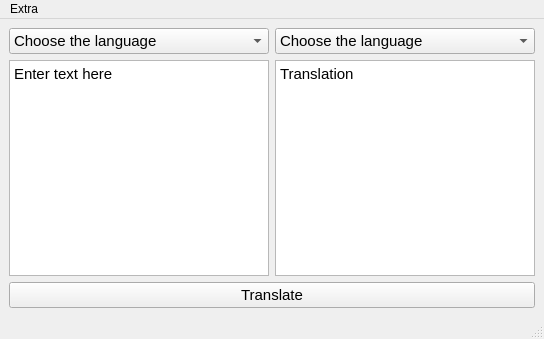
Before: the Qt Designer form src/mainwindow/mainwindow.ui in VladKk/SimpleTranslator, drawn with Qt 5.
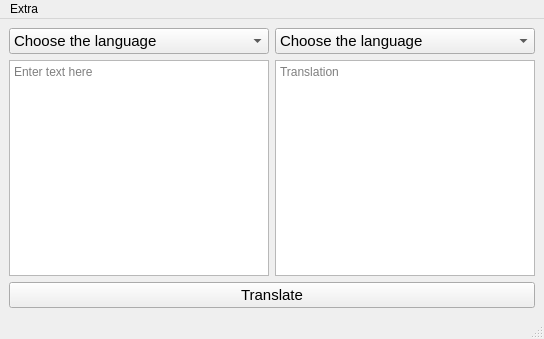
After: the same form once the commit is applied.

Commit message: Fixed translation + commented the code + updated README file

Diff of the .ui file:
```diff
--- a/src/mainwindow/mainwindow.ui
+++ b/src/mainwindow/mainwindow.ui
@@ -73,7 +73,10 @@
 &lt;html&gt;&lt;head&gt;&lt;meta name=&quot;qrichtext&quot; content=&quot;1&quot; /&gt;&lt;style type=&quot;text/css&quot;&gt;
 p, li { white-space: pre-wrap; }
 &lt;/style&gt;&lt;/head&gt;&lt;body style=&quot; font-family:'Ubuntu'; font-size:11pt; font-weight:400; font-style:normal;&quot;&gt;
-&lt;p style=&quot; margin-top:0px; margin-bottom:0px; margin-left:0px; margin-right:0px; -qt-block-indent:0; text-indent:0px;&quot;&gt;Enter text here&lt;/p&gt;&lt;/body&gt;&lt;/html&gt;</string>
+&lt;p style=&quot;-qt-paragraph-type:empty; margin-top:0px; margin-bottom:0px; margin-left:0px; margin-right:0px; -qt-block-indent:0; text-indent:0px;&quot;&gt;&lt;br /&gt;&lt;/p&gt;&lt;/body&gt;&lt;/html&gt;</string>
+            </property>
+            <property name="placeholderText">
+             <string>Enter text here</string>
             </property>
            </widget>
           </item>
@@ -112,7 +115,10 @@
 &lt;html&gt;&lt;head&gt;&lt;meta name=&quot;qrichtext&quot; content=&quot;1&quot; /&gt;&lt;style type=&quot;text/css&quot;&gt;
 p, li { white-space: pre-wrap; }
 &lt;/style&gt;&lt;/head&gt;&lt;body style=&quot; font-family:'Ubuntu'; font-size:11pt; font-weight:400; font-style:normal;&quot;&gt;
-&lt;p style=&quot; margin-top:0px; margin-bottom:0px; margin-left:0px; margin-right:0px; -qt-block-indent:0; text-indent:0px;&quot;&gt;Translation&lt;/p&gt;&lt;/body&gt;&lt;/html&gt;</string>
+&lt;p style=&quot;-qt-paragraph-type:empty; margin-top:0px; margin-bottom:0px; margin-left:0px; margin-right:0px; -qt-block-indent:0; text-indent:0px;&quot;&gt;&lt;br /&gt;&lt;/p&gt;&lt;/body&gt;&lt;/html&gt;</string>
+            </property>
+            <property name="placeholderText">
+             <string>Translation</string>
             </property>
            </widget>
           </item>
```
Left out of the diff: 12 changed lines with no effect on the pictures. The commit also changes 3 other files.
